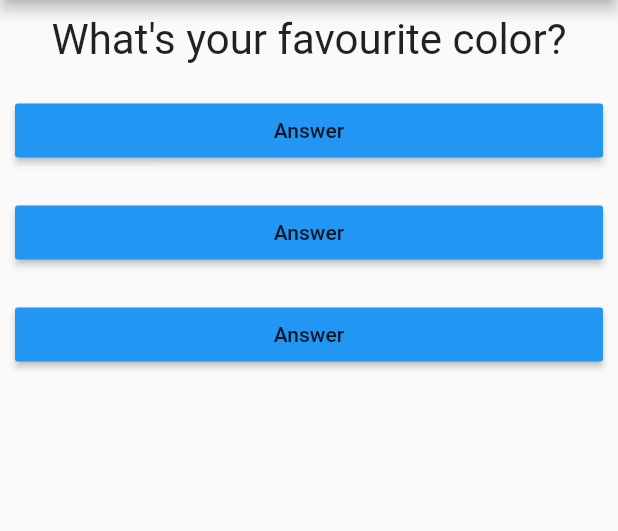
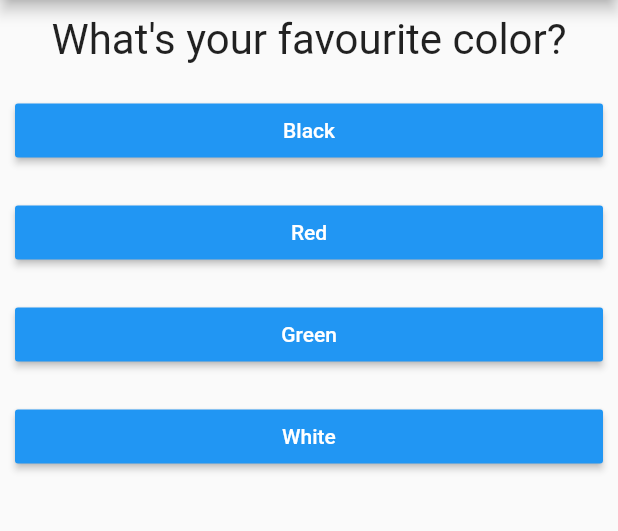
Before and after one commit to ggarber42/quizz_app, a Flutter app: the screen it shows after launch, on a phone screen of 412 x 824 dp, the part 84-615 px from its top. Run offline on Flutter 3.47's test engine with Material 2 defaults, Android fonts, the phone set to English and light mode, and no system bars.

Commit message:
data structure manipulation

```diff
--- a/lib/answer.dart
+++ b/lib/answer.dart
@@ -2,8 +2,9 @@ import 'package:flutter/material.dart';
 
 class Answer extends StatelessWidget {
   final VoidCallback selectHandler;
+  final String answer;
 
-  Answer(this.selectHandler);
+  Answer(this.selectHandler, this.answer);
 
   @override
   Widget build(BuildContext context) {
@@ -12,7 +13,8 @@ class Answer extends StatelessWidget {
         margin: EdgeInsets.all(10),
         child: RaisedButton(
           color: Colors.blue,
-          child: Text('Answer'),
+          textColor: Colors.white,
+          child: Text(answer),
           onPressed: selectHandler,
         ));
   }
--- a/lib/main.dart
+++ b/lib/main.dart
@@ -14,8 +14,25 @@ class MyApp extends StatefulWidget {
 
 class _MyAppState extends State<MyApp> {
   var _questionIndex = 0;
+  final questions = const [
+      {
+        'questionText': 'What\'s your favourite color?',
+        'answers': ['Black', 'Red', 'Green', 'White'],
+      },
+      {
+        'questionText': 'What\'s your favourite animal?',
+        'answers': ['Rabbit', 'Snake', 'Elephant', 'Lion'],
+      },
+      {
+        'questionText': 'Who\'s your favourite instructor?',
+        'answers': ['Tom', 'Amy', 'Jade', 'Maia'],
+      },
+    ];
 
   void _answerQuestion() {
+    if(_questionIndex < questions.length){
+      print('We have');
+    }
     setState(() {
       _questionIndex = _questionIndex + 1;
     });
@@ -24,10 +41,6 @@ class _MyAppState extends State<MyApp> {
 
   @override
   Widget build(BuildContext context) {
-    var questions = [
-      'What\'s your favourite color',
-      'What\'s your favourite animal',
-    ];
     return MaterialApp(
         home: Scaffold(
       appBar: AppBar(
@@ -35,10 +48,10 @@ class _MyAppState extends State<MyApp> {
       ),
       body: Column(
         children: [
-          Question(questions[_questionIndex]),
-          Answer(_answerQuestion),
-          Answer(_answerQuestion),
-          Answer(_answerQuestion),
+          Question(questions[_questionIndex]['questionText'] as String),
+          ...(questions[_questionIndex]['answers'] as List<String>)
+              .map((answer) => Answer(_answerQuestion, answer))
+              .toList()
         ],
       ),
     ));
--- a/lib/question.dart
+++ b/lib/question.dart
@@ -11,7 +11,7 @@ class Question extends StatelessWidget {
       width: double.infinity,
       margin: EdgeInsets.all(10),
       child: Text(
-        questionText + '?',
+        questionText,
         style: TextStyle(fontSize: 28),
         textAlign: TextAlign.center,
       )
```
